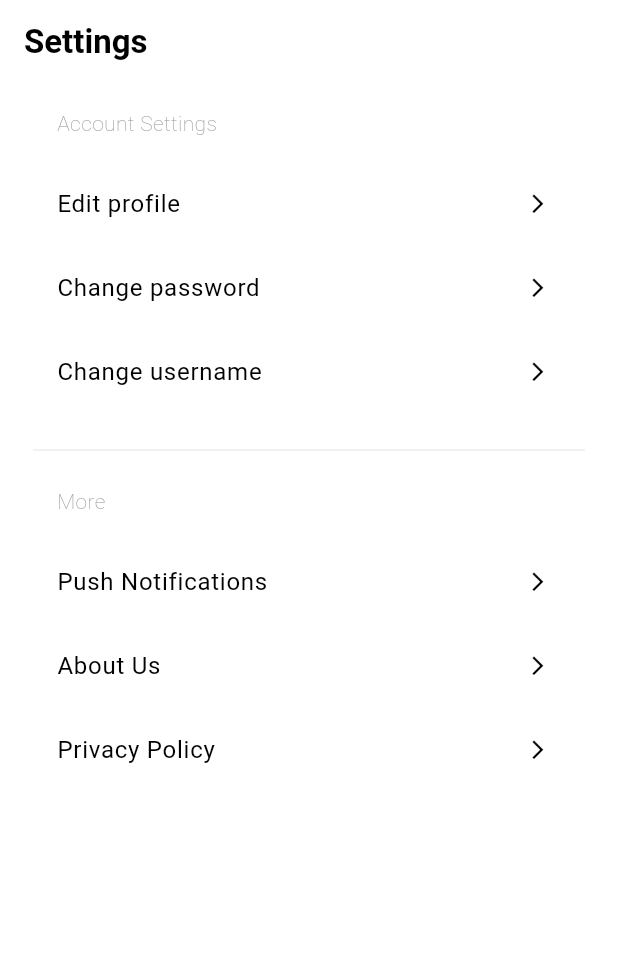
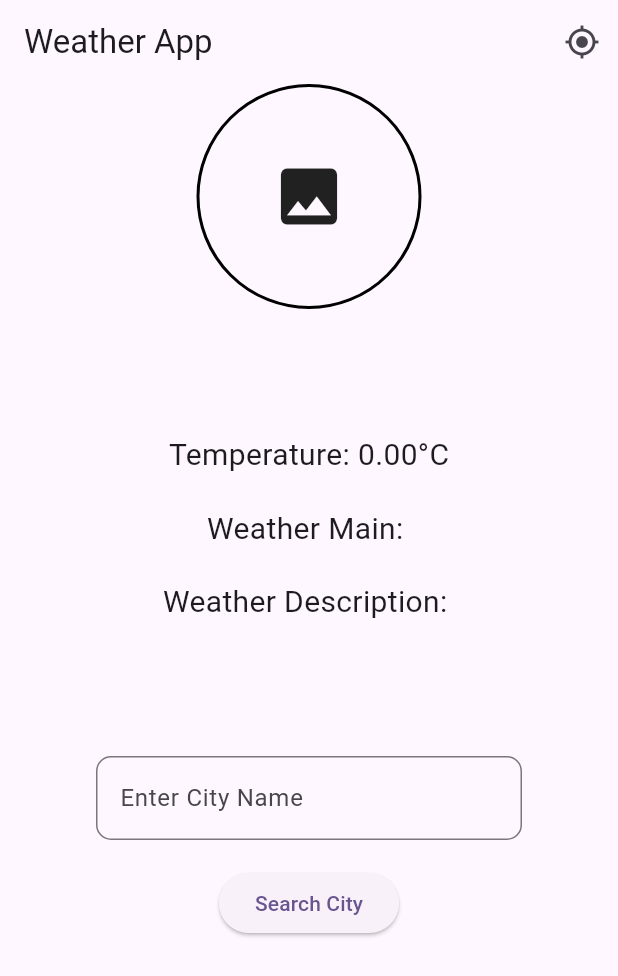
Before and after one commit to NipulM/flutter-ui-clone, a Flutter app: the screen it shows after launch, on a phone screen of 412 x 824 dp. Shown: the top 976 px of the screen. Run offline on Flutter 3.47's test engine with Material 3 defaults, Android fonts, the phone set to English and light mode, and no system bars; our stand-ins replace geolocator.

Commit message:
feat: implement weather app

```diff
--- /dev/null
+++ b/lib/screens/location_screen.dart
@@ -0,0 +1,298 @@
+// ignore_for_file: prefer_const_constructors, prefer_const_literals_to_create_immutables
+import 'dart:convert';
+
+import 'package:flutter/material.dart';
+import 'package:http/http.dart' as http;
+import 'package:geolocator/geolocator.dart'; // Add this package for location
+
+class LocationPage extends StatefulWidget {
+  const LocationPage({super.key});
+
+  @override
+  State<LocationPage> createState() => _LocationPageState();
+}
+
+class _LocationPageState extends State<LocationPage> {
+  TextEditingController userCityInput = TextEditingController();
+  String cityName = '';
+  String imageUrl = '';
+  bool isLoading = true;
+
+  double temp = 0.0;
+  String weatherMain = '';
+  String weatherDescription = '';
+
+  @override
+  void initState() {
+    super.initState();
+    // Request location permission and get weather when the app starts
+    _getLocationAndWeather();
+  }
+
+  // Function to handle location permission and get current location
+  Future<void> _getLocationAndWeather() async {
+    setState(() {
+      isLoading = true;
+    });
+
+    try {
+      // Check location permission
+
+      print('Checking location permission');
+      LocationPermission permission = await Geolocator.checkPermission();
+      if (permission == LocationPermission.denied) {
+        permission = await Geolocator.requestPermission();
+        if (permission == LocationPermission.denied) {
+          // Permissions are denied, show a message to the user
+          ScaffoldMessenger.of(context).showSnackBar(
+            SnackBar(content: Text('Location permissions are denied')),
+          );
+          setState(() {
+            isLoading = false;
+          });
+          return;
+        }
+      }
+
+      if (permission == LocationPermission.deniedForever) {
+        // Permissions are permanently denied, show a message to the user
+        ScaffoldMessenger.of(context).showSnackBar(
+          SnackBar(
+            content: Text(
+                'Location permissions are permanently denied, please enable in settings'),
+          ),
+        );
+        setState(() {
+          isLoading = false;
+        });
+        return;
+      }
+
+      // Get current position
+      Position position = await Geolocator.getCurrentPosition(
+        desiredAccuracy: LocationAccuracy.high,
+      );
+
+      // Get weather data using coordinates
+      getWeatherByCoordinates(position.latitude, position.longitude);
+    } catch (e) {
+      print('Error getting location: $e');
+      ScaffoldMessenger.of(context).showSnackBar(
+        SnackBar(content: Text('Error getting location: $e')),
+      );
+      setState(() {
+        isLoading = false;
+      });
+    }
+  }
+
+  // Function to get weather data using coordinates
+  void getWeatherByCoordinates(double lat, double lon) async {
+    print('Fetching weather data for coordinates: $lat, $lon');
+
+    try {
+      var uri = Uri.parse(
+          "https://api.openweathermap.org/data/2.5/weather?lat=$lat&lon=$lon&appid=158361e56f89385856d40093de91ffd1");
+      var response = await http.get(uri);
+
+      if (response.statusCode == 200) {
+        var decode = jsonDecode(response.body);
+
+        double kelvinTemp = decode['main']['temp'];
+        String iconUrl = decode['weather'][0]['icon'];
+        String weatherMainText = decode['weather'][0]['main'];
+        String weatherDescriptionText = decode['weather'][0]['description'];
+        String city = decode['name']; // Get city name from coordinates
+
+        // Convert Kelvin to Celsius
+        double celsiusTemp = kelvinTemp - 273.15;
+
+        setState(() {
+          cityName = city;
+          temp = celsiusTemp;
+          weatherMain = weatherMainText;
+          weatherDescription = weatherDescriptionText;
+          imageUrl = 'https://openweathermap.org/img/wn/$iconUrl@2x.png';
+          isLoading = false;
+        });
+
+        print('City: $cityName');
+        print('Temp (Celsius): $temp');
+        print('Weather Main: $weatherMain');
+        print('Weather Description: $weatherDescription');
+      } else {
+        print('Error: ${response.statusCode}');
+        setState(() {
+          isLoading = false;
+        });
+      }
+    } catch (e) {
+      print('Error fetching weather: $e');
+      setState(() {
+        isLoading = false;
+      });
+    }
+  }
+
+  // Original function to get weather by city name (kept for manual search)
+  void getCityLocationInformation(String cityName) async {
+    print('Fetching weather data for: $cityName');
+    setState(() {
+      isLoading = true;
+    });
+
+    try {
+      var uri = Uri.parse(
+          "https://api.openweathermap.org/data/2.5/weather?q=$cityName&appid=158361e56f89385856d40093de91ffd1");
+      var response = await http.get(uri);
+
+      if (response.statusCode == 200) {
+        var decode = jsonDecode(response.body);
+
+        double kelvinTemp = decode['main']['temp'];
+        String iconUrl = decode['weather'][0]['icon'];
+        String weatherMainText = decode['weather'][0]['main'];
+        String weatherDescriptionText = decode['weather'][0]['description'];
+
+        // Convert Kelvin to Celsius
+        double celsiusTemp = kelvinTemp - 273.15;
+
+        setState(() {
+          temp = celsiusTemp;
+          weatherMain = weatherMainText;
+          weatherDescription = weatherDescriptionText;
+          imageUrl = 'https://openweathermap.org/img/wn/$iconUrl@2x.png';
+          isLoading = false;
+        });
+
+        print('Temp (Celsius): $temp');
+        print('Weather Main: $weatherMain');
+        print('Weather Description: $weatherDescription');
+      } else {
+        print('Error: ${response.statusCode}');
+        ScaffoldMessenger.of(context).showSnackBar(
+          SnackBar(content: Text('City not found')),
+        );
+        setState(() {
+          isLoading = false;
+        });
+      }
+    } catch (e) {
+      print('Error fetching weather: $e');
+      setState(() {
+        isLoading = false;
+      });
+    }
+  }
+
+  @override
+  Widget build(BuildContext context) {
+    return Scaffold(
+      appBar: AppBar(
+        title: const Text('Weather App'),
+        actions: [
+          IconButton(
+            icon: Icon(Icons.my_location),
+            onPressed: _getLocationAndWeather,
+            tooltip: 'Get Current Location',
+          ),
+        ],
+      ),
+      body: isLoading
+          ? Center(child: CircularProgressIndicator())
+          : Center(
+              child: Column(
+                children: [
+                  Container(
+                    child: Column(
+                      children: [
+                        Container(
+                          width: 150,
+                          height: 150,
+                          decoration: BoxDecoration(
+                            shape: BoxShape.circle,
+                            border: Border.all(
+                              color: Colors.black,
+                              width: 2,
+                            ),
+                          ),
+                          child: imageUrl.isNotEmpty
+                              ? ClipOval(
+                                  child: Image.network(imageUrl,
+                                      fit: BoxFit.cover))
+                              : const Center(
+                                  child: Icon(Icons.image, size: 50),
+                                ),
+                        )
+                      ],
+                    ),
+                  ),
+                  Container(
+                      child: Column(
+                    children: [
+                      const SizedBox(height: 20),
+                      Text(
+                        cityName.toUpperCase(),
+                        style: const TextStyle(
+                          fontSize: 30,
+                          fontWeight: FontWeight.bold,
+                        ),
+                      ),
+                      const SizedBox(height: 20),
+                      Text(
+                        'Temperature: ${temp.toStringAsFixed(2)}°C',
+                        style: const TextStyle(fontSize: 20),
+                      ),
+                      const SizedBox(height: 20),
+                      Text(
+                        'Weather Main: $weatherMain',
+                        style: const TextStyle(fontSize: 20),
+                      ),
+                      const SizedBox(height: 20),
+                      Text(
+                        'Weather Description: $weatherDescription',
+                        style: const TextStyle(fontSize: 20),
+                      ),
+                    ],
+                  )),
+                  const SizedBox(height: 80),
+                  Container(
+                    width: 300,
+                    child: Column(
+                      mainAxisSize: MainAxisSize.min,
+                      children: [
+                        Padding(
+                          padding: const EdgeInsets.all(8.0),
+                          child: TextField(
+                            controller: userCityInput,
+                            decoration: const InputDecoration(
+                              labelText: 'Enter City Name',
+                              border: OutlineInputBorder(
+                                borderRadius:
+                                    BorderRadius.all(Radius.circular(10)),
+                              ),
+                            ),
+                          ),
+                        ),
+                        const SizedBox(height: 10),
+                        ElevatedButton(
+                          onPressed: () {
+                            if (userCityInput.text.trim().isNotEmpty) {
+                              setState(() {
+                                cityName = userCityInput.text;
+                                getCityLocationInformation(
+                                    cityName.toLowerCase());
+                              });
+                            }
+                          },
+                          child: const Text('Search City'),
+                        ),
+                      ],
+                    ),
+                  ),
+                ],
+              ),
+            ),
+    );
+  }
+}
--- a/lib/screens/settings_screen.dart
+++ /dev/null
@@ -1,103 +0,0 @@
-import 'package:flutter/material.dart';
-
-class SettingsScreen extends StatefulWidget {
-  @override
-  _SettingsScreenState createState() => _SettingsScreenState();
-}
-
-class _SettingsScreenState extends State<SettingsScreen> {
-  @override
-  Widget build(BuildContext context) {
-    return Scaffold(
-      appBar: AppBar(
-        title: Text(
-          'Settings',
-          style: TextStyle(fontWeight: FontWeight.bold),
-        ),
-      ),
-      body: Center(
-        child: Container(
-          padding: const EdgeInsets.all(16.0), // Add padding inside the box
-          width: 400,
-          child: ListView(
-            children: [
-              // Adding padding to "Account Settings"
-              Padding(
-                padding: const EdgeInsets.only(left: 16.0), // Add padding here
-                child: Text(
-                  "Account Settings",
-                  style: TextStyle(
-                      fontWeight: FontWeight.w100, color: Colors.grey),
-                ),
-              ),
-              Padding(
-                padding: const EdgeInsets.only(bottom: 16.0),
-              ), // Adds padding below the text
-              ListTile(
-                title: Text('Edit profile'),
-                trailing: Icon(Icons.arrow_forward_ios, size: 15),
-                onTap: () {
-                  // Navigate to edit profile screen
-                },
-              ),
-              ListTile(
-                title: Text('Change password'),
-                trailing: Icon(Icons.arrow_forward_ios, size: 15),
-                onTap: () {
-                  // Navigate to change password screen
-                },
-              ),
-              ListTile(
-                title: Text('Change username'),
-                trailing: Icon(Icons.arrow_forward_ios, size: 15),
-                onTap: () {
-                  // Navigate to change password screen
-                },
-              ),
-              Padding(padding: EdgeInsets.only(top: 16)),
-              Divider(
-                color: Colors.grey,
-                thickness: 0.2,
-              ), // Another horizontal line
-              Padding(padding: EdgeInsets.only(bottom: 16)),
-              // Adding padding to "More"
-              Padding(
-                padding: const EdgeInsets.only(left: 16.0), // Add padding here
-                child: Text(
-                  "More",
-                  style: TextStyle(
-                      fontWeight: FontWeight.w100, color: Colors.grey),
-                ),
-              ),
-              Padding(
-                padding: EdgeInsets.only(bottom: 16),
-              ), // Adds padding below the text
-              ListTile(
-                title: Text('Push Notifications'),
-                trailing: Icon(Icons.arrow_forward_ios, size: 15),
-                onTap: () {
-                  // Navigate to edit profile screen
-                },
-              ),
-              ListTile(
-                title: Text('About Us'),
-                trailing: Icon(Icons.arrow_forward_ios, size: 15),
-                onTap: () {
-                  // Navigate to change password screen
-                },
-              ),
-              ListTile(
-                title: Text('Privacy Policy'),
-                trailing: Icon(Icons.arrow_forward_ios, size: 15),
-                onTap: () {
-                  // Navigate to change password screen
-                },
-              )
-              // Add more list tiles for other settings options
-            ],
-          ),
-        ),
-      ),
-    );
-  }
-}
```
Also changed, not shown: lib/components/listtile_component.dart (deleted, +0 -25 lines), lib/main.dart (+110 -10 lines), pubspec.yaml (+4 -4 lines), pubspec.lock, 22 other files.
